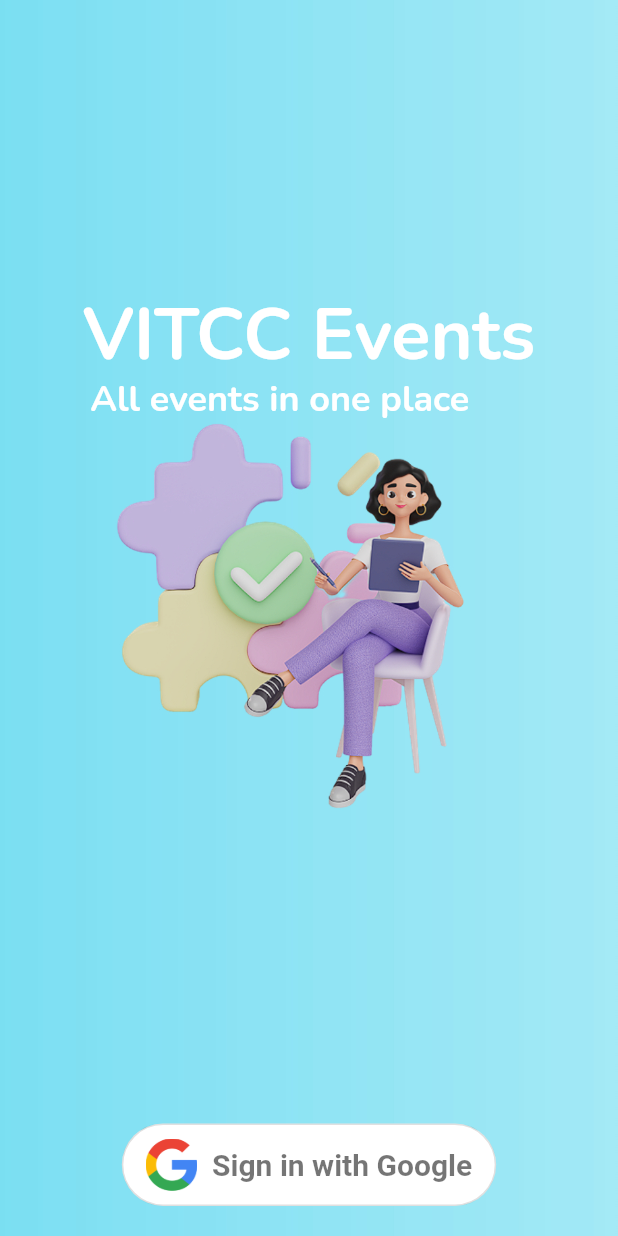
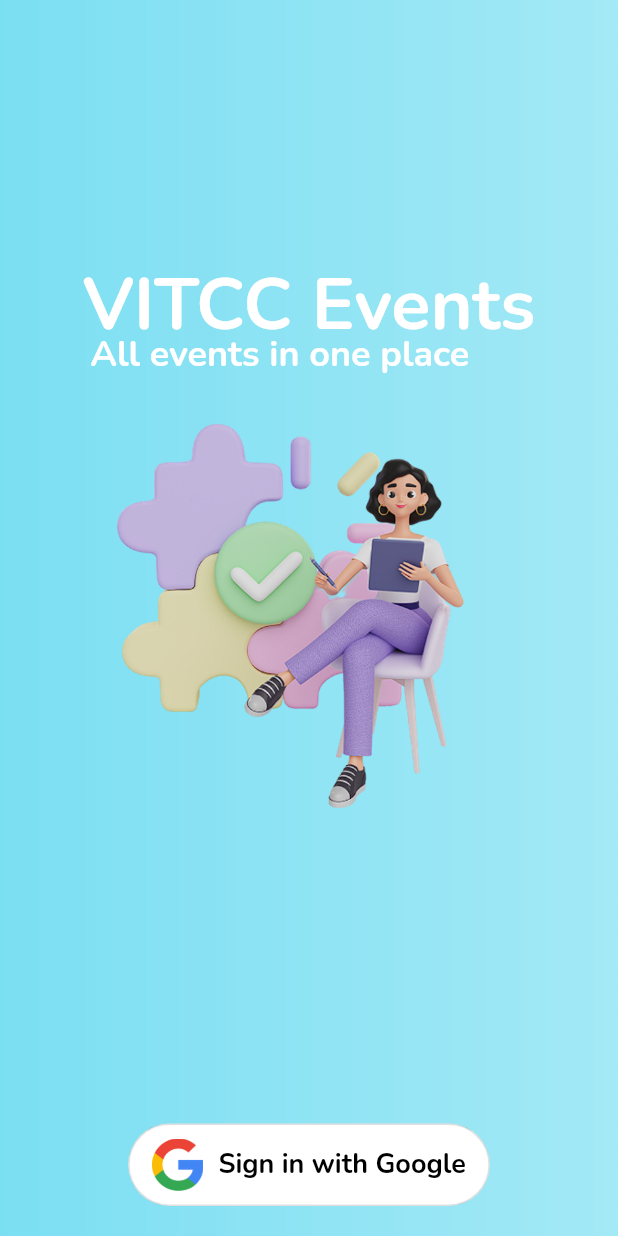
Before and after one commit to micvitc/Events-App, a Flutter app: the screen it shows after launch, on a phone screen of 412 x 824 dp. Run offline on Flutter 3.47's test engine with Material 2 defaults, Android fonts, the light colour scheme and no system bars; our stand-ins replace carousel_slider, firebase_auth, firebase_core, fluttertoast, google_fonts, google_sign_in and 1 more; missing offline and left inert: dart:ffi; accounts and stored records are empty.

Commit message:
fixel login page alignment

```diff
--- a/mic_event_notifier/lib/screens/loginpage.dart
+++ b/mic_event_notifier/lib/screens/loginpage.dart
@@ -33,6 +33,7 @@
       },
     );
   }
+
   @override
   Widget build(BuildContext context) {
     return Container(
@@ -54,7 +55,8 @@
                 child: Stack(
                   children: [
                     Container(
-                      padding: const EdgeInsets.only(left: 35, top: 180, right: 35),
+                      padding:
+                          const EdgeInsets.only(left: 35, top: 160, right: 35),
                       child: Text(
                         'VITCC Events',
                         style: GoogleFonts.nunito(
@@ -66,7 +68,8 @@
                       ),
                     ),
                     Container(
-                      padding: const EdgeInsets.only(left: 40, top: 240, right: 35),
+                      padding:
+                          const EdgeInsets.only(left: 40, top: 210, right: 35),
                       child: Text(
                         'All events in one place',
                         style: GoogleFonts.nunito(
@@ -82,7 +85,7 @@
               ),
             ),
             GoogleSignInButton(),
- /*           loginerror==1?
+            /*           loginerror==1?
                 Text('You are not Allowed to use this application',
                 style: TextStyle(
                   color: Colors.red
--- a/mic_event_notifier/lib/widgets/google_sign_in_button.dart
+++ b/mic_event_notifier/lib/widgets/google_sign_in_button.dart
@@ -3,6 +3,7 @@
 import 'package:firebase_auth/firebase_auth.dart';
 import 'package:flutter/material.dart';
 import 'package:fluttertoast/fluttertoast.dart';
+import 'package:google_fonts/google_fonts.dart';
 
 int loginerror = 0;
 
@@ -72,10 +73,11 @@
                 padding: const EdgeInsets.only(left: 10),
                 child: Text(
                   'Sign in with Google',
-                  style: TextStyle(
-                    fontSize: 20,
-                    color: Colors.black54,
-                    fontWeight: FontWeight.w600,
+                  style: GoogleFonts.nunito(
+                    color: Color.fromARGB(255, 0, 0, 0),
+                    textStyle: Theme.of(context).textTheme.headline4,
+                    fontSize: 18,
+                    fontWeight: FontWeight.w700,
                   ),
                 ),
               )
```
